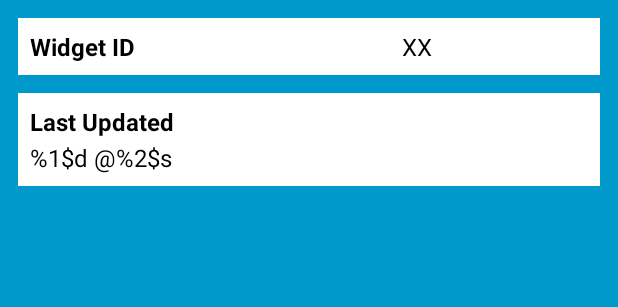
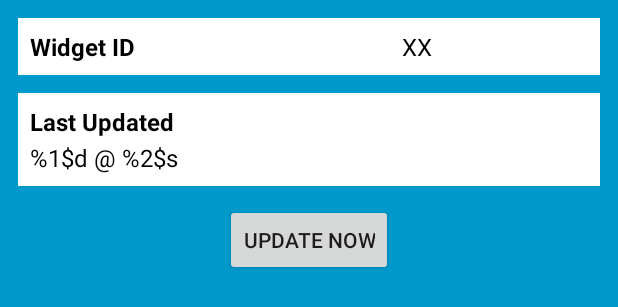
Before and after one commit to bryonnicoson-Android-Certification/AppWidgetSample, an Android app: the layout new_app_widget.xml on its own in the app's theme, with its tools: preview values and no code run, on a phone screen of 412 x 824 dp. Shown: the top 307 px of the screen. Run offline under Robolectric (Android 15) with nearby library versions, the phone set to English and light mode, and no system bars.

Commit message:
update button

```diff
--- a/app/src/main/res/layout/new_app_widget.xml
+++ b/app/src/main/res/layout/new_app_widget.xml
@@ -60,4 +60,13 @@
 
     </LinearLayout>
 
+    <Button
+        style="@style/AppWidgetButton"
+        android:text="Update now"
+        android:layout_centerHorizontal="true"
+        android:layout_below="@id/section_update"
+        android:id="@+id/button_update"
+        android:layout_width="wrap_content"
+        android:layout_height="wrap_content" />
+
 </RelativeLayout>
--- a/app/src/main/res/values/strings.xml
+++ b/app/src/main/res/values/strings.xml
@@ -5,5 +5,5 @@
     <string name="add_widget">Add widget</string>
     <string name="widget_id">Widget ID</string>
     <string name="last_updated">Last Updated</string>
-    <string name="date_count_format">%1$d @%2$s</string>
+    <string name="date_count_format">%1$d @ %2$s</string>
 </resources>
--- a/app/src/main/res/values/styles.xml
+++ b/app/src/main/res/values/styles.xml
@@ -21,5 +21,8 @@
     <style name="AppWidgetText" parent="Base.TextAppearance.AppCompat.Subhead">
         <item name="android:textColor">@android:color/black</item>
     </style>
+    <style name="AppWidgetButton" parent="Base.Widget.AppCompat.Button">
+        <item name="android:layout_marginTop">12dp</item>
+    </style>
 
 </resources>
```
Also changed, not shown: app/src/main/java/com/bryonnicoson/appwidgetsample/NewAppWidget.java (+15 -0 lines).
